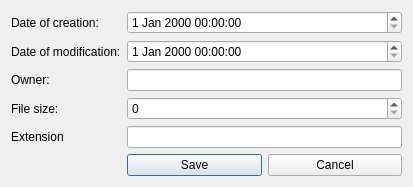
Rasakhatskiy/Labs_S4_OOOP_L01, file src/Forms/windowmetadata.ui: the form before one commit.
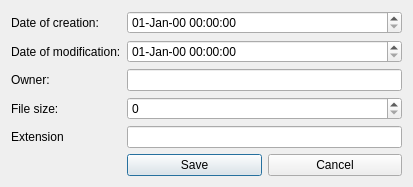
The form after the commit.

Diff of the .ui file:
```diff
--- a/src/Forms/windowmetadata.ui
+++ b/src/Forms/windowmetadata.ui
@@ -35,6 +35,9 @@
        <verstretch>0</verstretch>
       </sizepolicy>
      </property>
+     <property name="displayFormat">
+      <string>dd-MMM-yy HH:mm:ss</string>
+     </property>
     </widget>
    </item>
    <item row="1" column="0">
@@ -58,6 +61,9 @@
        <verstretch>0</verstretch>
       </sizepolicy>
      </property>
+     <property name="displayFormat">
+      <string>dd-MMM-yy HH:mm:ss</string>
+     </property>
     </widget>
    </item>
    <item row="2" column="0">
```
